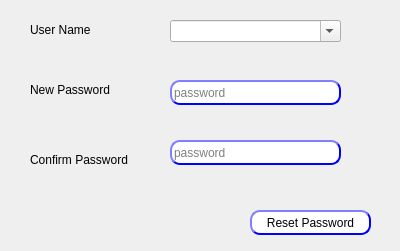
shymaa123456/HyperPOS2020, file presentation/authorization_ui/resetUserPasswordMain.ui: the form before one commit.
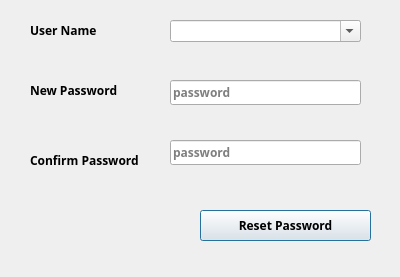
The form after the commit.

```diff
--- a/presentation/authorization_ui/resetUserPasswordMain.ui
+++ b/presentation/authorization_ui/resetUserPasswordMain.ui
@@ -7,9 +7,21 @@
     <x>0</x>
     <y>0</y>
     <width>400</width>
-    <height>251</height>
+    <height>277</height>
    </rect>
   </property>
+  <property name="minimumSize">
+   <size>
+    <width>400</width>
+    <height>277</height>
+   </size>
+  </property>
+  <property name="maximumSize">
+   <size>
+    <width>400</width>
+    <height>277</height>
+   </size>
+  </property>
   <property name="windowTitle">
    <string>user</string>
   </property>
@@ -22,6 +34,14 @@
      <height>40</height>
     </rect>
    </property>
+   <property name="font">
+    <font>
+     <family>29LT Bukra Regular</family>
+     <pointsize>9</pointsize>
+     <weight>75</weight>
+     <bold>true</bold>
+    </font>
+   </property>
    <property name="text">
     <string>New Password</string>
    </property>
@@ -31,33 +51,17 @@
     <rect>
      <x>170</x>
      <y>80</y>
-     <width>171</width>
+     <width>191</width>
      <height>25</height>
     </rect>
    </property>
-   <property name="styleSheet">
-    <string notr="true">QLineEdit{
-                                        background-color: white;
-                                        border-style: outset;
-                                        border-width: 2px;
-                                        border-radius: 10px;
-                                        border-color: blue;
-                                        min-width: 6em;
-                                        }
-                                        QLineEdit:hover {
-                                        background: qradialgradient(
-                                        cx: 0.3, cy: -0.4, fx: 0.3, fy: -0.4,
-                                        radius: 1.35, stop: 0 #fff, stop: 1 #bbb
-                                        );
-                                        }
-                                       QLineEdit:pressed {
-                                        border-style: inset;
-                                        background: qradialgradient(
-                                        cx: 0.4, cy: -0.1, fx: 0.4, fy: -0.1,
-                                        radius: 1.35, stop: 0 #fff, stop: 1 #ddd
-                                        );
-                                        }
-                                    </string>
+   <property name="font">
+    <font>
+     <family>29LT Bukra Regular</family>
+     <pointsize>9</pointsize>
+     <weight>75</weight>
+     <bold>true</bold>
+    </font>
    </property>
    <property name="text">
     <string/>
@@ -77,33 +81,17 @@
     <rect>
      <x>170</x>
      <y>140</y>
-     <width>171</width>
+     <width>191</width>
      <height>25</height>
     </rect>
    </property>
-   <property name="styleSheet">
-    <string notr="true">QLineEdit{
-                                        background-color: white;
-                                        border-style: outset;
-                                        border-width: 2px;
-                                        border-radius: 10px;
-                                        border-color: blue;
-                                        min-width: 6em;
-                                        }
-                                        QLineEdit:hover {
-                                        background: qradialgradient(
-                                        cx: 0.3, cy: -0.4, fx: 0.3, fy: -0.4,
-                                        radius: 1.35, stop: 0 #fff, stop: 1 #bbb
-                                        );
-                                        }
-                                       QLineEdit:pressed {
-                                        border-style: inset;
-                                        background: qradialgradient(
-                                        cx: 0.4, cy: -0.1, fx: 0.4, fy: -0.1,
-                                        radius: 1.35, stop: 0 #fff, stop: 1 #ddd
-                                        );
-                                        }
-                                    </string>
+   <property name="font">
+    <font>
+     <family>29LT Bukra Regular</family>
+     <pointsize>9</pointsize>
+     <weight>75</weight>
+     <bold>true</bold>
+    </font>
    </property>
    <property name="text">
     <string/>
@@ -127,6 +115,14 @@
      <height>40</height>
     </rect>
    </property>
+   <property name="font">
+    <font>
+     <family>29LT Bukra Regular</family>
+     <pointsize>9</pointsize>
+     <weight>75</weight>
+     <bold>true</bold>
+    </font>
+   </property>
    <property name="text">
     <string>Confirm Password</string>
    </property>
@@ -134,35 +130,31 @@
   <widget class="QPushButton" name="BTN_resetPass">
    <property name="geometry">
     <rect>
-     <x>250</x>
+     <x>200</x>
      <y>210</y>
-     <width>121</width>
-     <height>25</height>
+     <width>171</width>
+     <height>31</height>
     </rect>
    </property>
-   <property name="styleSheet">
-    <string notr="true">QPushButton{
-                                        background-color: white;
-                                        border-style: outset;
-                                        border-width: 2px;
-                                        border-radius: 10px;
-                                        border-color: blue;
-                                        min-width: 6em;
-                                        }
-                                        QPushButton:hover {
-                                        background: qradialgradient(
-                                        cx: 0.3, cy: -0.4, fx: 0.3, fy: -0.4,
-                                        radius: 1.35, stop: 0 #fff, stop: 1 #bbb
-                                        );
-                                        }
-                                        QPushButton:pressed {
-                                        border-style: inset;
-                                        background: qradialgradient(
-                                        cx: 0.4, cy: -0.1, fx: 0.4, fy: -0.1,
-                                        radius: 1.35, stop: 0 #fff, stop: 1 #ddd
-                                        );
-                                        }
-                                    </string>
+   <property name="minimumSize">
+    <size>
+     <width>141</width>
+     <height>25</height>
+    </size>
+   </property>
+   <property name="maximumSize">
+    <size>
+     <width>1777777</width>
+     <height>1777777</height>
+    </size>
+   </property>
+   <property name="font">
+    <font>
+     <family>29LT Bukra Regular</family>
+     <pointsize>9</pointsize>
+     <weight>75</weight>
+     <bold>true</bold>
+    </font>
    </property>
    <property name="text">
     <string>Reset Password</string>
@@ -177,6 +169,14 @@
      <height>40</height>
     </rect>
    </property>
+   <property name="font">
+    <font>
+     <family>29LT Bukra Regular</family>
+     <pointsize>9</pointsize>
+     <weight>75</weight>
+     <bold>true</bold>
+    </font>
+   </property>
    <property name="text">
     <string>User Name</string>
    </property>
@@ -186,10 +186,18 @@
     <rect>
      <x>170</x>
      <y>20</y>
-     <width>171</width>
+     <width>191</width>
      <height>22</height>
     </rect>
    </property>
+   <property name="font">
+    <font>
+     <family>29LT Bukra Regular</family>
+     <pointsize>9</pointsize>
+     <weight>75</weight>
+     <bold>true</bold>
+    </font>
+   </property>
    <property name="editable">
     <bool>true</bool>
    </property>
```
